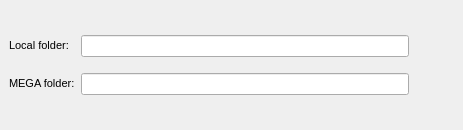
This is Source/MEGASync/gui/FolderBinder.ui in meganz/MEGAsync as Qt 5 draws it before an edit. The edited form follows.
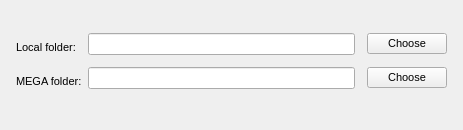
This is the edited form. Icons and pictures are not drawn.

Commit message: Alignments for the "Add sync folder" and the settings dialog

Patch:
```diff
--- a/Source/MEGASync/gui/FolderBinder.ui
+++ b/Source/MEGASync/gui/FolderBinder.ui
@@ -33,11 +33,6 @@
 height: 16px;
 }
 
-QPushButton
-{
-    min-height: 24px;
-	height: 24px;
-}
 </string>
   </property>
   <layout class="QGridLayout" name="gridLayout">
@@ -62,21 +57,42 @@
       <property name="verticalSpacing">
        <number>6</number>
       </property>
-      <property name="margin">
-       <number>9</number>
+      <property name="leftMargin">
+       <number>16</number>
+      </property>
+      <property name="topMargin">
+       <number>6</number>
+      </property>
+      <property name="rightMargin">
+       <number>16</number>
       </property>
       <item row="2" column="0">
        <widget class="QLabel" name="lMegaFolder">
+        <property name="sizePolicy">
+         <sizepolicy hsizetype="Preferred" vsizetype="Fixed">
+          <horstretch>0</horstretch>
+          <verstretch>0</verstretch>
+         </sizepolicy>
+        </property>
+        <property name="minimumSize">
+         <size>
+          <width>0</width>
+          <height>28</height>
+         </size>
+        </property>
         <property name="text">
          <string>MEGA folder:</string>
         </property>
         <property name="alignment">
-         <set>Qt::AlignBottom|Qt::AlignLeading|Qt::AlignLeft</set>
+         <set>Qt::AlignLeading|Qt::AlignLeft|Qt::AlignVCenter</set>
         </property>
        </widget>
       </item>
       <item row="2" column="1">
        <layout class="QHBoxLayout" name="hLocalFolder">
+        <property name="spacing">
+         <number>12</number>
+        </property>
         <item>
          <widget class="QLineEdit" name="eMegaFolder">
           <property name="enabled">
@@ -89,31 +105,8 @@
         </item>
         <item>
          <widget class="QPushButton" name="bMegaFolder">
-          <property name="enabled">
-           <bool>true</bool>
-          </property>
-          <property name="styleSheet">
-           <string notr="true">margin: 4px;
-border: none;</string>
-          </property>
           <property name="text">
-           <string/>
-          </property>
-          <property name="icon">
-           <iconset resource="Resources.qrc">
-            <normaloff>:/images/import_cloud_ico.png</normaloff>:/images/import_cloud_ico.png</iconset>
-          </property>
-          <property name="iconSize">
-           <size>
-            <width>24</width>
-            <height>24</height>
-           </size>
-          </property>
-          <property name="default">
-           <bool>false</bool>
-          </property>
-          <property name="flat">
-           <bool>true</bool>
+           <string>Choose</string>
           </property>
          </widget>
         </item>
@@ -121,16 +114,31 @@
       </item>
       <item row="0" column="0">
        <widget class="QLabel" name="lLocalFolder">
+        <property name="sizePolicy">
+         <sizepolicy hsizetype="Preferred" vsizetype="Fixed">
+          <horstretch>0</horstretch>
+          <verstretch>0</verstretch>
+         </sizepolicy>
+        </property>
+        <property name="minimumSize">
+         <size>
+          <width>0</width>
+          <height>28</height>
+         </size>
+        </property>
         <property name="text">
          <string>Local folder:</string>
         </property>
         <property name="alignment">
-         <set>Qt::AlignBottom|Qt::AlignLeading|Qt::AlignLeft</set>
+         <set>Qt::AlignLeading|Qt::AlignLeft|Qt::AlignVCenter</set>
         </property>
        </widget>
       </item>
       <item row="0" column="1">
        <layout class="QHBoxLayout" name="hMegaFolder">
+        <property name="spacing">
+         <number>12</number>
+        </property>
         <item>
          <widget class="QLineEdit" name="eLocalFolder">
           <property name="enabled">
@@ -143,29 +151,8 @@
         </item>
         <item>
          <widget class="QPushButton" name="bLocalFolder">
-          <property name="styleSheet">
-           <string notr="true">margin: 4px;
-border: none;
-</string>
-          </property>
           <property name="text">
-           <string/>
-          </property>
-          <property name="icon">
-           <iconset resource="Resources.qrc">
-            <normaloff>:/images/import_computer_ico.png</normaloff>:/images/import_computer_ico.png</iconset>
-          </property>
-          <property name="iconSize">
-           <size>
-            <width>24</width>
-            <height>24</height>
-           </size>
-          </property>
-          <property name="default">
-           <bool>false</bool>
-          </property>
-          <property name="flat">
-           <bool>true</bool>
+           <string>Choose</string>
           </property>
          </widget>
         </item>
```
Left out of the diff: 15 changed lines with no effect on the pictures. The commit also changes 2 other files.
